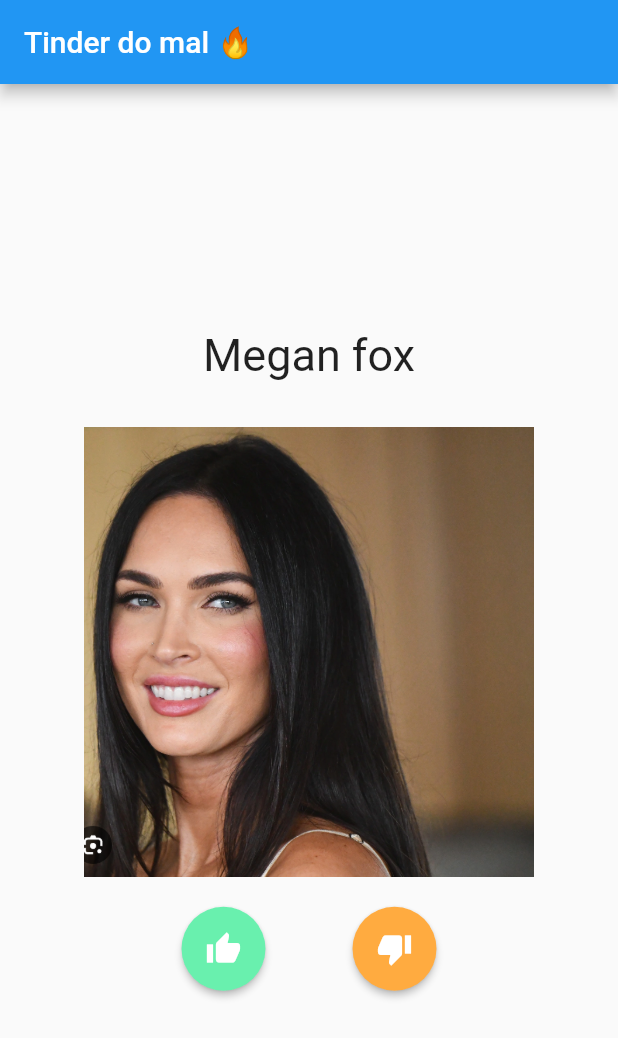
After one commit to gab-guimaraes/hello_world_flutter, a Flutter app: the TinderHomePage screen opened directly, on a phone screen of 412 x 824 dp. The commit adds this screen. Shown: the top 1038 px of the screen. Run offline on Flutter 3.47's test engine with Material 2 defaults, Android fonts, the phone set to English and light mode, and no system bars.

Commit message:
creating tinder

```diff
--- /dev/null
+++ b/lib/TinderApp.dart
@@ -0,0 +1,115 @@
+import 'package:flutter/material.dart';
+
+void main() {
+  runApp(TinderApp());
+}
+
+class TinderApp extends StatelessWidget {
+  @override
+  Widget build(BuildContext context) {
+    return MaterialApp(
+      title: 'Tinder',
+      theme: ThemeData(
+        primarySwatch: Colors.blue,
+      ),
+      home: TinderHomePage(),
+    );
+  }
+}
+
+class TinderHomePage extends StatefulWidget {
+  @override
+  _TinderHomePageState createState() => _TinderHomePageState();
+}
+
+class People {
+  late String image;
+  late String name;
+
+  People(this.name, this.image);
+}
+
+class _TinderHomePageState extends State<TinderHomePage> {
+
+  List<People> people2 = [
+    People('Megan fox', 'assets/person1.png'),
+    People('Dua lipa', 'assets/person2.png'),
+    People('Vin diesel', 'assets/person3.png')
+  ];
+
+  int currentIndex = 0;
+
+  void likePerson() {
+    // Lógica para quando o botão de like é pressionado
+    // Neste exemplo, apenas avança para a próxima pessoa
+    setState(() {
+      currentIndex = (currentIndex + 1) % people.length;
+    });
+  }
+
+  void dislikePerson() {
+    // Lógica para quando o botão de dislike é pressionado
+    // Neste exemplo, apenas avança para a próxima pessoa
+    setState(() {
+      currentIndex = (currentIndex + 1) % people.length;
+    });
+  }
+
+  @override
+  Widget build(BuildContext context) {
+    return Scaffold(
+      appBar: AppBar(
+        title: Text('Tinder do mal 🔥'),
+      ),
+      body: Center(
+        child: Column(
+          mainAxisAlignment: MainAxisAlignment.center,
+          children: [
+            Text(
+              people2[currentIndex].name,
+              style: TextStyle(fontSize: 30),
+            ),
+            SizedBox(
+              width: 32,
+              height: 30,
+            ),
+            Image.asset(
+              people2[currentIndex].image,
+              width: 300,
+              height: 300,
+              fit: BoxFit.cover,
+            ),
+            const SizedBox(
+              width: 32,
+              height: 20,
+            ),
+            Row(
+              mainAxisAlignment: MainAxisAlignment.center,
+              children: [
+                ElevatedButton(
+                  onPressed: likePerson,
+                  child: Icon(Icons.thumb_up),
+                  style: ElevatedButton.styleFrom(
+                    primary: Colors.greenAccent,
+                    padding: EdgeInsets.all(16),
+                    shape: CircleBorder(),
+                  ),
+                ),
+                SizedBox(width: 50),
+                ElevatedButton(
+                  onPressed: dislikePerson,
+                  child: Icon(Icons.thumb_down),
+                  style: ElevatedButton.styleFrom(
+                    primary: Colors.orangeAccent,
+                    padding: EdgeInsets.all(16),
+                    shape: CircleBorder(),
+                  ),
+                ),
+              ],
+            ),
+          ],
+        ),
+      ),
+    );
+  }
+}
--- a/lib/main.dart
+++ b/lib/main.dart
@@ -14,6 +14,7 @@ class MyApp extends StatelessWidget {
     return MaterialApp(
         title: 'Flutter layout demo',
         home: Scaffold(
+          drawer: const Drawer(),
             appBar: AppBar(
               title: const Text('Flutter layout demo'),
             ),
--- a/pubspec.yaml
+++ b/pubspec.yaml
@@ -31,6 +31,7 @@ dependencies:
     sdk: flutter
 
 
+
   # The following adds the Cupertino Icons font to your application.
   # Use with the CupertinoIcons class for iOS style icons.
   cupertino_icons: ^1.0.2
@@ -51,6 +52,8 @@ dev_dependencies:
 
 # The following section is specific to Flutter packages.
 flutter:
+  assets:
+    - assets/
 
   # The following line ensures that the Material Icons font is
   # included with your application, so that you can use the icons in
```
Also changed, not shown: lib/login.dart (+30 -14 lines), assets/person1.png (added), assets/person2.png (added), assets/person3.png (added).
